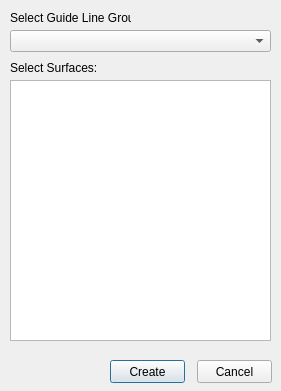
The window that Section/CreateSections.ui (HakanSeven12/FreeCAD-Geomatic-Workbench) describes before a commit, drawn with Qt 5.
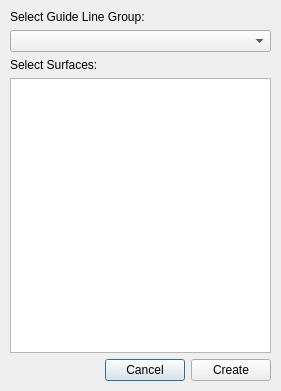
The same window after the commit.

Diff of the .ui file:
```diff
--- a/Section/CreateSections.ui
+++ b/Section/CreateSections.ui
@@ -13,77 +13,80 @@
   <property name="windowTitle">
    <string>CreateSections</string>
   </property>
-  <widget class="QLabel" name="SelectSurfacesL">
-   <property name="geometry">
-    <rect>
-     <x>10</x>
-     <y>60</y>
-     <width>91</width>
-     <height>16</height>
-    </rect>
-   </property>
-   <property name="text">
-    <string>Select Surfaces:</string>
-   </property>
-  </widget>
-  <widget class="QListWidget" name="SelectSurfacesLW">
-   <property name="geometry">
-    <rect>
-     <x>10</x>
-     <y>80</y>
-     <width>261</width>
-     <height>261</height>
-    </rect>
-   </property>
-  </widget>
-  <widget class="QPushButton" name="CreateB">
-   <property name="geometry">
-    <rect>
-     <x>110</x>
-     <y>360</y>
-     <width>75</width>
-     <height>23</height>
-    </rect>
-   </property>
-   <property name="text">
-    <string>Create</string>
-   </property>
-  </widget>
-  <widget class="QPushButton" name="CancelB">
-   <property name="geometry">
-    <rect>
-     <x>197</x>
-     <y>360</y>
-     <width>75</width>
-     <height>23</height>
-    </rect>
-   </property>
-   <property name="text">
-    <string>Cancel</string>
-   </property>
-  </widget>
-  <widget class="QLabel" name="SelectGLGL">
+  <widget class="QWidget" name="verticalLayoutWidget">
    <property name="geometry">
     <rect>
      <x>10</x>
      <y>10</y>
-     <width>121</width>
-     <height>16</height>
-    </rect>
-   </property>
-   <property name="text">
-    <string>Select Guide Line Group</string>
-   </property>
-  </widget>
-  <widget class="QComboBox" name="GLGCB">
-   <property name="geometry">
-    <rect>
-     <x>10</x>
-     <y>30</y>
      <width>261</width>
-     <height>22</height>
+     <height>371</height>
     </rect>
    </property>
+   <layout class="QVBoxLayout" name="verticalLayout">
+    <item>
+     <widget class="QLabel" name="SelectGLGL">
+      <property name="text">
+       <string>Select Guide Line Group:</string>
+      </property>
+     </widget>
+    </item>
+    <item>
+     <widget class="QComboBox" name="GLGCB"/>
+    </item>
+    <item>
+     <widget class="QLabel" name="SelectSurfacesL">
+      <property name="text">
+       <string>Select Surfaces:</string>
+      </property>
+     </widget>
+    </item>
+    <item>
+     <widget class="QListWidget" name="SelectSurfacesLW"/>
+    </item>
+    <item>
+     <layout class="QHBoxLayout" name="horizontalLayout">
+      <item>
+       <spacer name="horizontalSpacer">
+        <property name="orientation">
+         <enum>Qt::Horizontal</enum>
+        </property>
+        <property name="sizeHint" stdset="0">
+         <size>
+          <width>40</width>
+          <height>20</height>
+         </size>
+        </property>
+       </spacer>
+      </item>
+      <item>
+       <widget class="QPushButton" name="CancelB">
+        <property name="minimumSize">
+         <size>
+          <width>75</width>
+          <height>0</height>
+         </size>
+        </property>
+        <property name="text">
+         <string>Cancel</string>
+        </property>
+       </widget>
+      </item>
+      <item>
+       <widget class="QPushButton" name="CreateB">
+        <property name="minimumSize">
+         <size>
+          <width>75</width>
+          <height>0</height>
+         </size>
+        </property>
+        <property name="text">
+         <string>Create</string>
+        </property>
+       </widget>
+      </item>
+     </layout>
+    </item>
+   </layout>
   </widget>
  </widget>
  <resources/>
```
